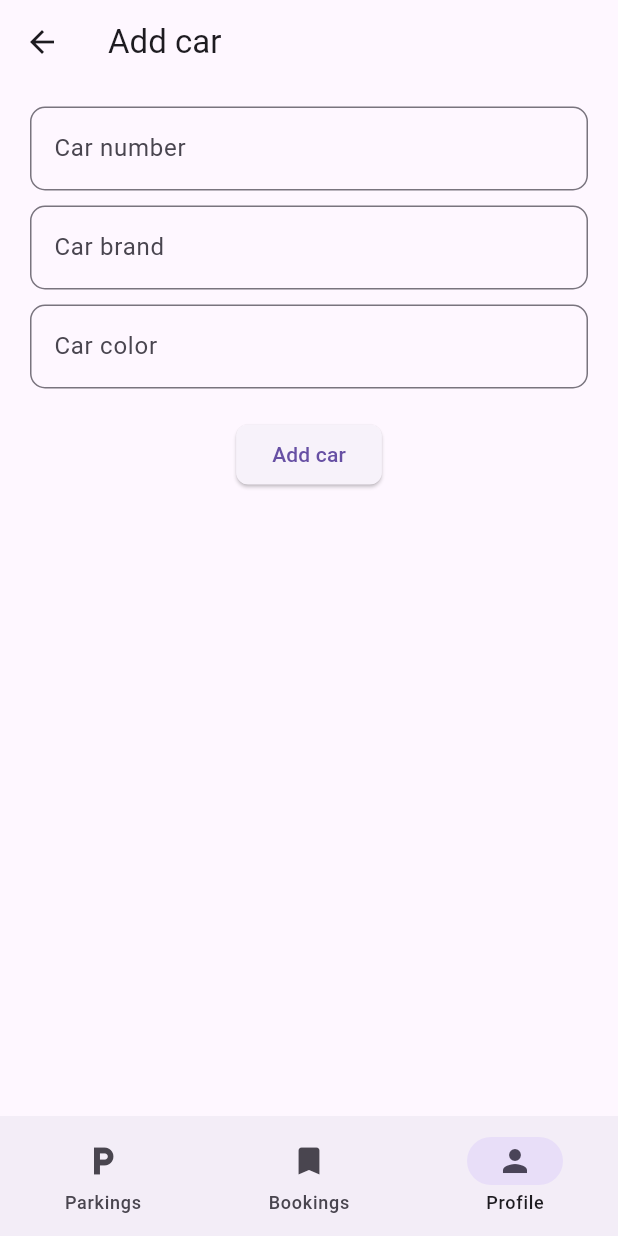
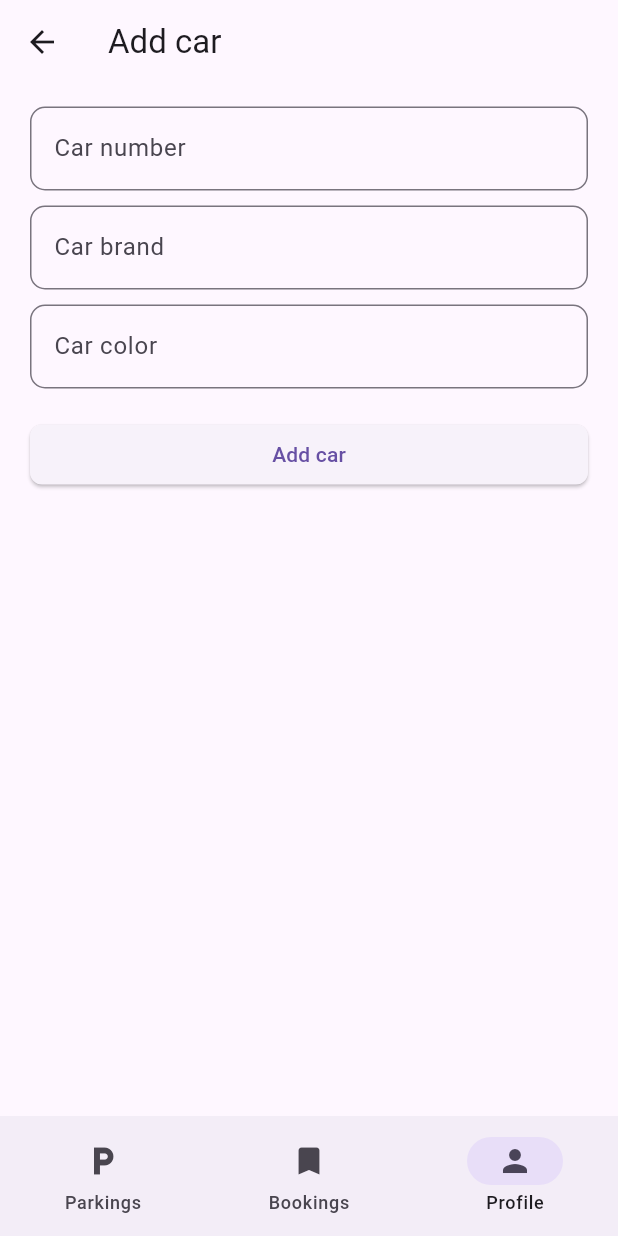
Before and after one commit to padjal/park-and-fly-mobile-client, a Flutter app: the AddcarView screen opened by its route, on a phone screen of 412 x 824 dp. Run offline on Flutter 3.47's test engine with Material 3 defaults, Android fonts, the phone set to English and light mode, and no system bars; our stand-ins replace carousel_slider, flutter_hooks, flutter_riverpod, go_router, hooks_riverpod, permission_handler; missing offline and left inert: flutter_osm_plugin.

Commit message:
Fix button size in login and add car views

```diff
--- a/src/lib/ui/views/addcar_view.dart
+++ b/src/lib/ui/views/addcar_view.dart
@@ -21,7 +21,7 @@ class AddcarView extends HookConsumerWidget {
       body: Padding(
         padding: const EdgeInsets.symmetric(vertical: 10.0, horizontal: 20),
         child: Column(
-          crossAxisAlignment: CrossAxisAlignment.center,
+          crossAxisAlignment: CrossAxisAlignment.stretch,
           children: [
             //Text('Car number'),
             // TextField(
@@ -89,7 +89,6 @@ class AddcarView extends HookConsumerWidget {
             ),
             Padding(
               padding: EdgeInsets.symmetric(vertical: 15.0),
-              child: Expanded(
               child: ElevatedButton(
                 onPressed: () async {
                   if(car.value.type == null || car.value.type.isEmpty||
@@ -114,7 +113,6 @@ class AddcarView extends HookConsumerWidget {
                 ),
               ),
             ),
-            ),
           ],
         ),
       ),
--- a/src/lib/ui/views/login_view.dart
+++ b/src/lib/ui/views/login_view.dart
@@ -35,15 +35,13 @@ class LoginView extends ConsumerWidget {
                 ),
               ),
               Padding(
-                padding: EdgeInsets.symmetric(vertical: 15.0),
-                child: Expanded(
+                padding: const EdgeInsets.symmetric(vertical: 15.0),
                 child: ElevatedButton(
                   onPressed: () => context.go('/parkings'),
                   child: const Text('Login'),
                   style: ElevatedButton.styleFrom(
                     shape: RoundedRectangleBorder(
                         borderRadius: BorderRadius.circular(8.0)),
-                    ),
                   ),
                 ),
               ),
```
Lines whose indentation alone changed are shown as unchanged.
